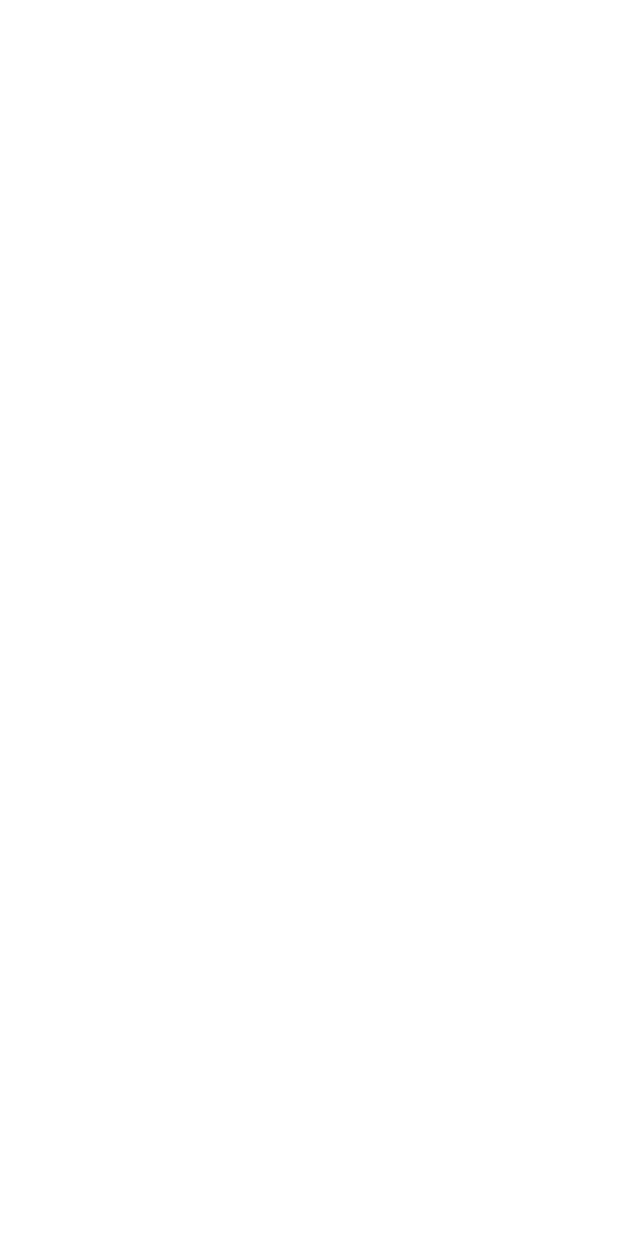
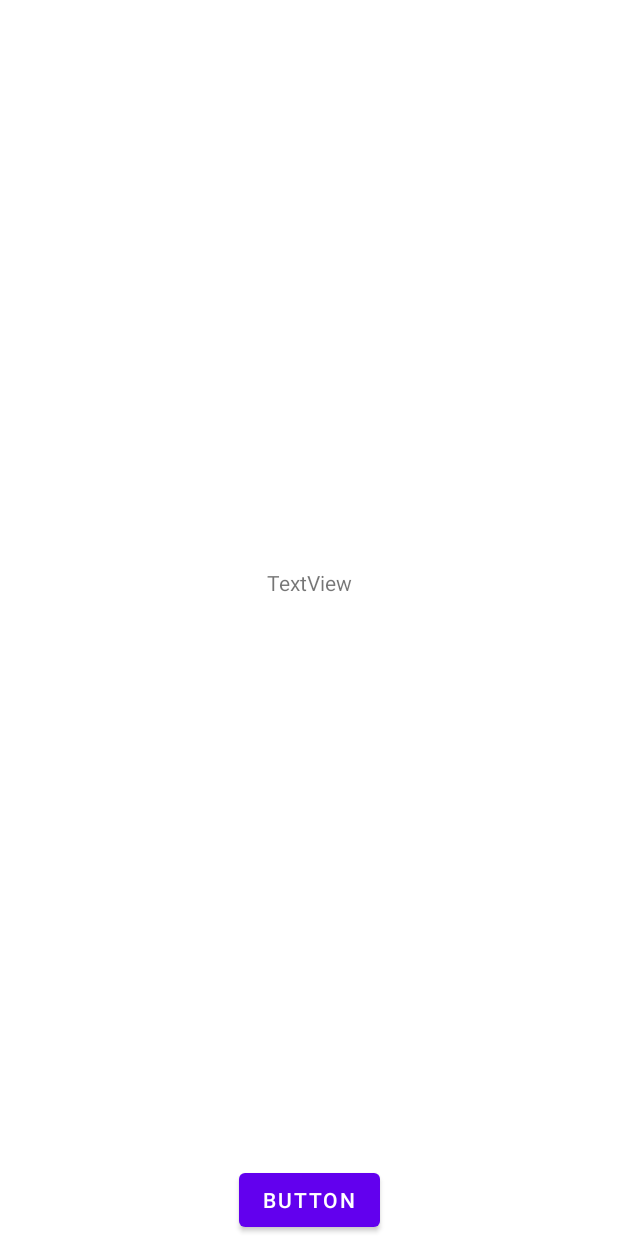
Before and after one commit to fredelinhares/diceroll, an Android app: the screen it shows after launch (MainActivity), on a phone screen of 412 x 824 dp. Before the commit the screen is empty. Run offline under Robolectric (Android 15) with nearby library versions, the phone set to English and light mode, and no system bars.

Commit message:
global action in app module to navigate to diceroll module

```diff
--- a/diceroller/app/src/main/res/navigation/navigation_app.xml
+++ b/diceroller/app/src/main/res/navigation/navigation_app.xml
@@ -1,13 +1,8 @@
 <?xml version="1.0" encoding="utf-8"?>
 <navigation xmlns:android="http://schemas.android.com/apk/res/android"
     xmlns:app="http://schemas.android.com/apk/res-auto"
-    xmlns:tools="http://schemas.android.com/tools"
     android:id="@+id/navigation_app"
-    app:startDestination="@id/mainActivity">
+    app:startDestination="@id/navigation_diceroll">
 
-    <activity
-        android:id="@+id/mainActivity"
-        android:name="com.example.diceroller.MainActivity"
-        android:label="activity_main"
-        tools:layout="@layout/activity_main" />
+    <include app:graph="@navigation/navigation_diceroll" />
 </navigation>
```
